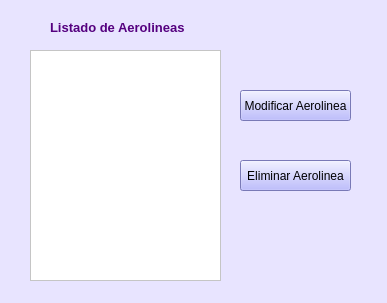
Above: Interfaces Aeropuerto/listadoAerolineas.ui from vanesagustin98/Aerocamp before the change. Below: the same form after it.
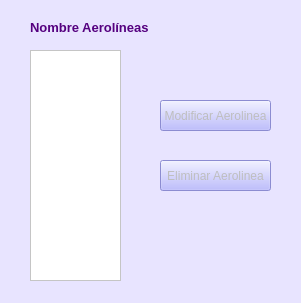
That is the form after the change.

The edit to the form file:
```diff
--- a/Interfaces Aeropuerto/listadoAerolineas.ui
+++ b/Interfaces Aeropuerto/listadoAerolineas.ui
@@ -6,7 +6,7 @@
    <rect>
     <x>0</x>
     <y>0</y>
-    <width>387</width>
+    <width>301</width>
     <height>303</height>
    </rect>
   </property>
@@ -17,10 +17,13 @@
    <string notr="true">background-color: rgb(232, 228, 255);</string>
   </property>
   <widget class="QPushButton" name="pushButton">
+   <property name="enabled">
+    <bool>false</bool>
+   </property>
    <property name="geometry">
     <rect>
-     <x>240</x>
-     <y>90</y>
+     <x>160</x>
+     <y>100</y>
      <width>111</width>
      <height>31</height>
     </rect>
@@ -35,7 +38,7 @@
   <widget class="QLabel" name="label">
    <property name="geometry">
     <rect>
-     <x>50</x>
+     <x>30</x>
      <y>20</y>
      <width>161</width>
      <height>16</height>
@@ -45,13 +48,16 @@
     <string notr="true">color: rgb(85, 0, 127);</string>
    </property>
    <property name="text">
-    <string>&lt;html&gt;&lt;head/&gt;&lt;body&gt;&lt;p&gt;&lt;span style=&quot; font-size:10pt; font-weight:600;&quot;&gt;Listado de Aerolineas&lt;/span&gt;&lt;/p&gt;&lt;/body&gt;&lt;/html&gt;</string>
+    <string>&lt;html&gt;&lt;head/&gt;&lt;body&gt;&lt;p&gt;&lt;span style=&quot; font-size:10pt; font-weight:600;&quot;&gt;Nombre Aerolíneas&lt;/span&gt;&lt;/p&gt;&lt;/body&gt;&lt;/html&gt;</string>
    </property>
   </widget>
   <widget class="QPushButton" name="pushButton_2">
+   <property name="enabled">
+    <bool>false</bool>
+   </property>
    <property name="geometry">
     <rect>
-     <x>240</x>
+     <x>160</x>
      <y>160</y>
      <width>111</width>
      <height>31</height>
@@ -69,7 +75,7 @@
     <rect>
      <x>30</x>
      <y>50</y>
-     <width>191</width>
+     <width>91</width>
      <height>231</height>
     </rect>
    </property>
```
